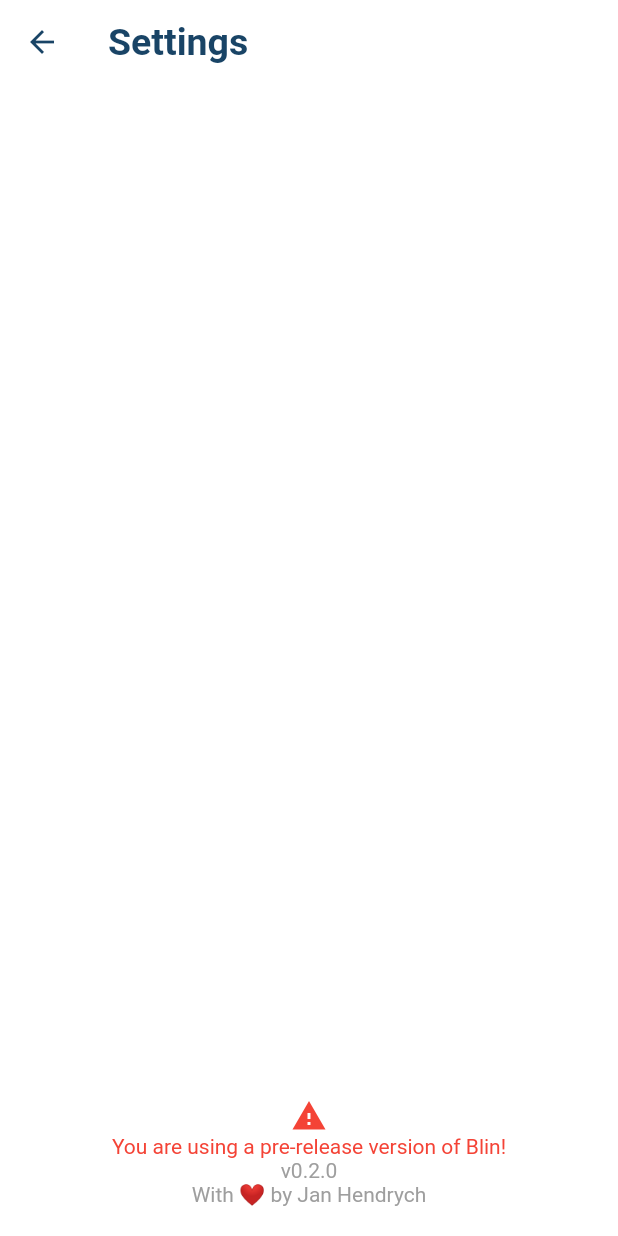
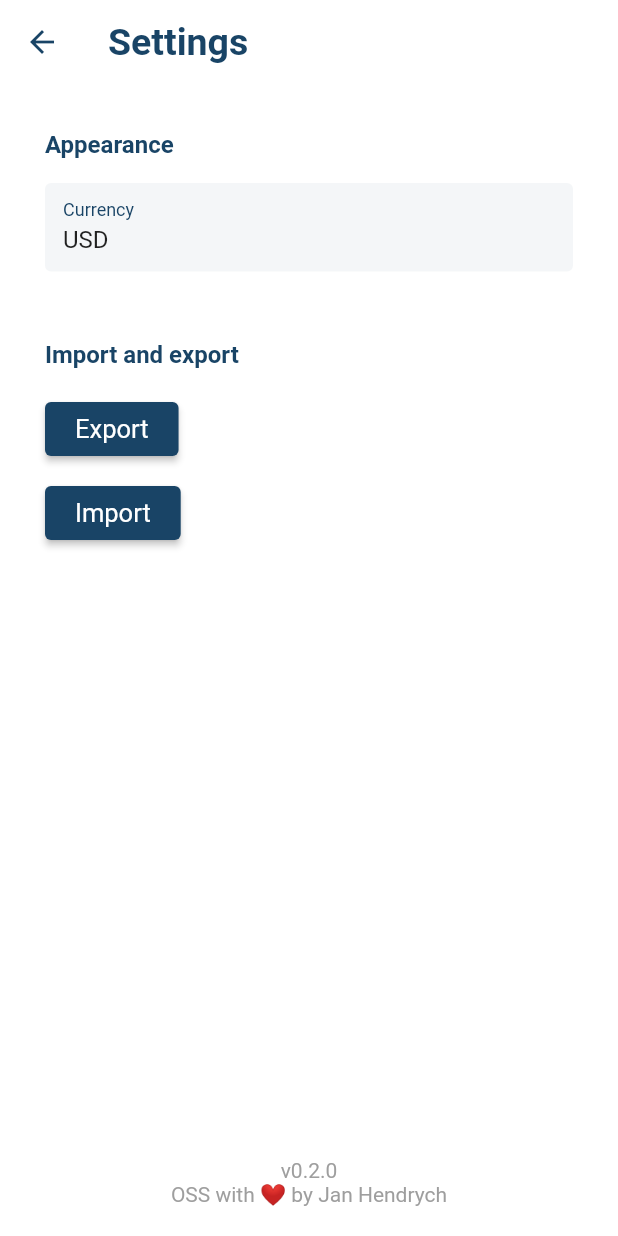
Before and after one commit to hendrychjan/blin, a Flutter app: the SettinsPage screen opened directly, on a phone screen of 412 x 824 dp. Run offline on Flutter 3.47's test engine with Material 2 defaults, Android fonts, the phone set to English and light mode, and no system bars; our stand-ins replace date_time_picker, flutter_colorpicker, get, get_storage, hive, hive_flutter and 2 more; accounts and stored records are empty.

Commit message:
Create settings interface IS#15

```diff
--- /dev/null
+++ b/lib/components/appearance_settings_section.dart
@@ -0,0 +1,59 @@
+import 'package:blin/get/app_controller.dart';
+import 'package:blin/get/ui_controller.dart';
+import 'package:flutter/material.dart';
+import 'package:get/get.dart';
+import 'package:get_storage/get_storage.dart';
+
+class AppearanceSettingsSection extends StatefulWidget {
+  const AppearanceSettingsSection({super.key});
+
+  @override
+  State<AppearanceSettingsSection> createState() =>
+      _AppearanceSettingsSectionState();
+}
+
+class _AppearanceSettingsSectionState extends State<AppearanceSettingsSection> {
+  final formKey = GlobalKey<FormState>();
+  final _currencyController = TextEditingController();
+
+  @override
+  void initState() {
+    super.initState();
+    _currencyController.text = AppController.to.currency.value;
+  }
+
+  @override
+  Widget build(BuildContext context) {
+    return Padding(
+      padding: const EdgeInsets.only(top: 15, left: 30, right: 30),
+      child: Form(
+        key: formKey,
+        child: Column(
+          crossAxisAlignment: CrossAxisAlignment.start,
+          children: [
+            Padding(
+              padding: const EdgeInsets.symmetric(vertical: 16),
+              child: Text(
+                "Appearance",
+                style: TextStyle(
+                  fontSize: 16,
+                  fontWeight: FontWeight.bold,
+                  color: Get.theme.primaryColor,
+                ),
+              ),
+            ),
+            UiController.renderTextInput(
+                hint: "Currency",
+                controller: _currencyController,
+                validationRules: ["required"],
+                onSubmit: (String value) async {
+                  _currencyController.text = value;
+                  AppController.to.currency.value = value;
+                  await GetStorage().write("currency", value);
+                }),
+          ],
+        ),
+      ),
+    );
+  }
+}
--- /dev/null
+++ b/lib/components/data_settings_section.dart
@@ -0,0 +1,54 @@
+import 'package:flutter/material.dart';
+import 'package:get/get.dart';
+
+class DataSettingsSection extends StatefulWidget {
+  const DataSettingsSection({super.key});
+
+  @override
+  State<DataSettingsSection> createState() => _DataSettingsSectionState();
+}
+
+class _DataSettingsSectionState extends State<DataSettingsSection> {
+  @override
+  Widget build(BuildContext context) {
+    return Padding(
+      padding: const EdgeInsets.only(top: 15, left: 30, right: 30),
+      child: Column(
+        crossAxisAlignment: CrossAxisAlignment.start,
+        children: [
+          Padding(
+            padding: const EdgeInsets.symmetric(vertical: 16),
+            child: Text(
+              "Import and export",
+              style: TextStyle(
+                fontSize: 16,
+                fontWeight: FontWeight.bold,
+                color: Get.theme.primaryColor,
+              ),
+            ),
+          ),
+          Padding(
+            padding: const EdgeInsets.only(
+              bottom: 8,
+            ),
+            child: ElevatedButton(
+              onPressed: () {
+                // TODO: implement data export
+              },
+              child: const Text("Export"),
+            ),
+          ),
+          Padding(
+            padding: const EdgeInsets.only(),
+            child: ElevatedButton(
+              onPressed: () {
+                // TODO: implement data import
+              },
+              child: const Text("Import"),
+            ),
+          ),
+        ],
+      ),
+    );
+  }
+}
--- a/lib/forms/expense_form.dart
+++ b/lib/forms/expense_form.dart
@@ -1,6 +1,5 @@
 import 'package:blin/get/app_controller.dart';
 import 'package:blin/get/ui_controller.dart';
-import 'package:blin/models/category.dart';
 import 'package:blin/models/expense.dart';
 import 'package:flutter/material.dart';
 
--- a/lib/get/app_controller.dart
+++ b/lib/get/app_controller.dart
@@ -18,7 +18,9 @@ class AppController extends GetxController {
 
   // Settings
   var showLimit = false.obs;
+  var showDecimals = false.obs;
   var limitValue = 0.obs;
+  var currency = "Kč".obs;
 
   void updateExpensesSummary() async {
     List<Expense> expensesFiltered = [];
--- a/lib/get/ui_controller.dart
+++ b/lib/get/ui_controller.dart
@@ -115,6 +115,7 @@ class UiController extends GetxController {
     TextInputType keyboardType = TextInputType.text,
     bool obscureText = false,
     Icon? icon,
+    Function? onSubmit,
   }) {
     return Padding(
       padding: const EdgeInsets.only(bottom: 15),
@@ -128,6 +129,9 @@ class UiController extends GetxController {
         obscureText: obscureText,
         validator: (value) {
           return _handleValidate(value.toString(), validationRules);
+        },
+        onFieldSubmitted: (value) {
+          if (onSubmit != null) onSubmit(value);
         },
       ),
     );
--- a/lib/pages/home_page.dart
+++ b/lib/pages/home_page.dart
@@ -1,7 +1,6 @@
 import 'package:blin/components/expenses_list.dart';
 import 'package:blin/components/summary_box.dart';
 import 'package:blin/get/app_controller.dart';
-import 'package:blin/models/expense.dart';
 import 'package:blin/pages/categories/categories_overview_page.dart';
 import 'package:blin/pages/expenses/expenses_overview_page.dart';
 import 'package:blin/pages/expenses/new_expense_page.dart';
--- a/lib/pages/settings_page.dart
+++ b/lib/pages/settings_page.dart
@@ -1,3 +1,5 @@
+import 'package:blin/components/appearance_settings_section.dart';
+import 'package:blin/components/data_settings_section.dart';
 import 'package:blin/get/app_controller.dart';
 import 'package:flutter/material.dart';
 import 'package:get/get.dart';
@@ -13,28 +15,26 @@ class _SettinsPageState extends State<SettinsPage> {
   @override
   Widget build(BuildContext context) {
     return Scaffold(
+      resizeToAvoidBottomInset: false,
       appBar: AppBar(
         key: UniqueKey(),
         title: const Text("Settings"),
       ),
-      body: Center(
-        child: Column(
+      body: Column(
+        crossAxisAlignment: CrossAxisAlignment.stretch,
         children: [
           Column(
-              children: const [],
+            crossAxisAlignment: CrossAxisAlignment.start,
+            children: const [
+              AppearanceSettingsSection(),
+              DataSettingsSection(),
+            ],
           ),
           Expanded(
             child: Column(
+              crossAxisAlignment: CrossAxisAlignment.center,
               mainAxisAlignment: MainAxisAlignment.end,
               children: [
-                  const Icon(
-                    Icons.warning,
-                    color: Colors.red,
-                  ),
-                  const Text(
-                    "You are using a pre-release version of Blin!",
-                    style: TextStyle(color: Colors.red),
-                  ),
                 Obx(
                   () => Text(
                     AppController.to.appVersion.string,
@@ -44,15 +44,14 @@ class _SettinsPageState extends State<SettinsPage> {
                 const Padding(
                   padding: EdgeInsets.only(bottom: 20),
                   child: Text(
-                      "With ❤️ by Jan Hendrych",
+                    "OSS with ❤️ by Jan Hendrych",
                     style: TextStyle(color: Colors.grey),
                   ),
                 ),
               ],
             ),
-            )
+          ),
         ],
-        ),
       ),
     );
   }
```
Also changed, not shown: lib/components/summary_box.dart (+37 -2 lines), lib/forms/summary_box_settings_form.dart (+12 -0 lines), lib/services/app_init_service.dart (+10 -1 lines). Lines whose indentation alone changed are shown as unchanged.
